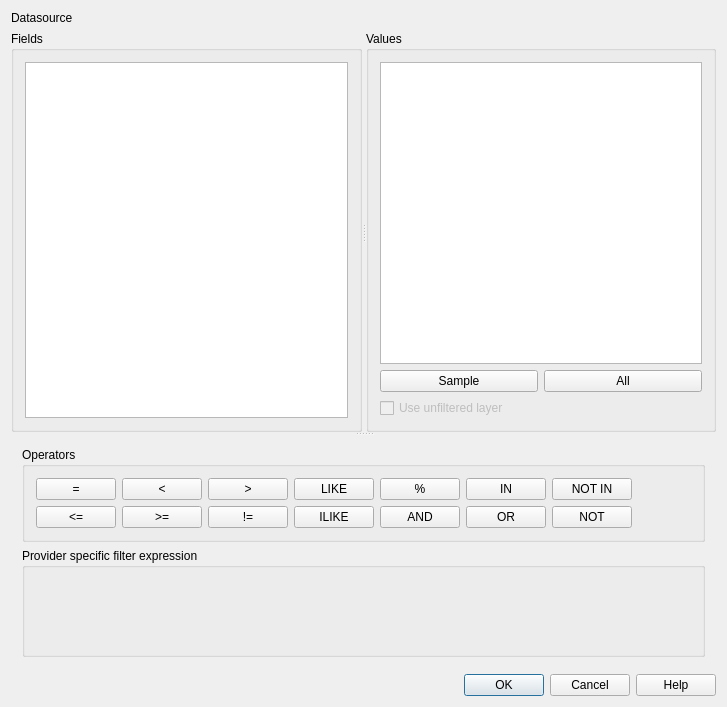
The window that src/ui/qgsquerybuilderbase.ui (carsmie/QGIS) describes before a commit, drawn with Qt 5.
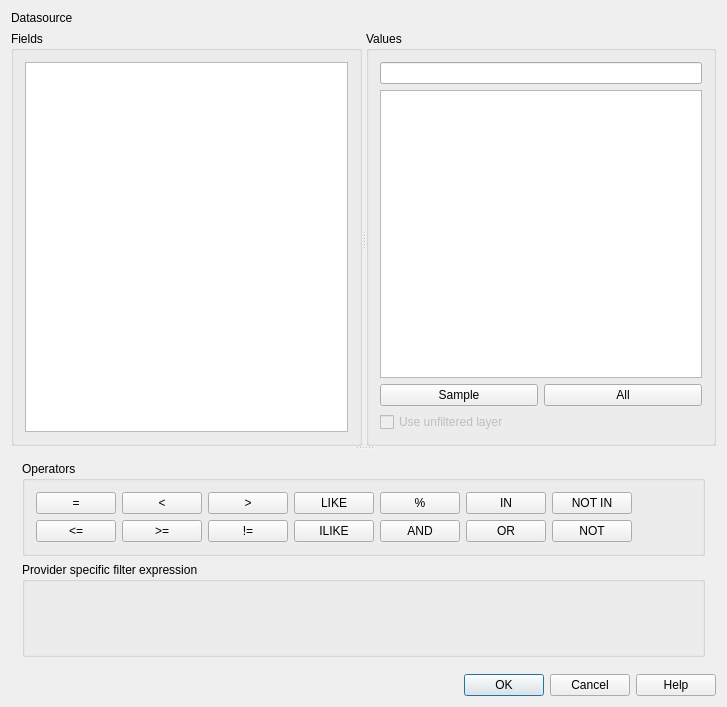
The same window after the commit. Icons and pictures are not drawn. Custom widgets are drawn as their Qt base class.

Commit message: [FEATURE][needs-docs] add filter line edit to query builder

What changed in the file:
```diff
--- a/src/ui/qgsquerybuilderbase.ui
+++ b/src/ui/qgsquerybuilderbase.ui
@@ -86,7 +86,52 @@
         <property name="margin">
          <number>11</number>
         </property>
-        <item row="0" column="0" colspan="2">
+        <property name="topMargin">
+         <number>11</number>
+        </property>
+        <property name="rightMargin">
+         <number>11</number>
+        </property>
+        <property name="bottomMargin">
+         <number>11</number>
+        </property>
+        <item row="3" column="0" colspan="2">
+         <widget class="QCheckBox" name="mUseUnfilteredLayer">
+          <property name="enabled">
+           <bool>false</bool>
+          </property>
+          <property name="text">
+           <string>Use unfiltered layer</string>
+          </property>
+         </widget>
+        </item>
+        <item row="2" column="1">
+         <widget class="QPushButton" name="btnGetAllValues">
+          <property name="toolTip">
+           <string>&lt;html&gt;&lt;head&gt;&lt;meta name=&quot;qrichtext&quot; content=&quot;1&quot; /&gt;&lt;style type=&quot;text/css&quot;&gt;
+p, li { white-space: pre-wrap; }
+&lt;/style&gt;&lt;/head&gt;&lt;body style=&quot; font-family:'Sans Serif'; font-size:9pt; font-weight:400; font-style:normal;&quot;&gt;
+&lt;p style=&quot; margin-top:0px; margin-bottom:0px; margin-left:0px; margin-right:0px; -qt-block-indent:0; text-indent:0px;&quot;&gt;Retrieve &lt;span style=&quot; font-weight:600;&quot;&gt;all&lt;/span&gt; the record in the vector file (&lt;span style=&quot; font-style:italic;&quot;&gt;if the table is big, the operation can consume some time&lt;/span&gt;)&lt;/p&gt;&lt;/body&gt;&lt;/html&gt;</string>
+          </property>
+          <property name="text">
+           <string>All</string>
+          </property>
+         </widget>
+        </item>
+        <item row="2" column="0">
+         <widget class="QPushButton" name="btnSampleValues">
+          <property name="toolTip">
+           <string>&lt;html&gt;&lt;head&gt;&lt;meta name=&quot;qrichtext&quot; content=&quot;1&quot; /&gt;&lt;style type=&quot;text/css&quot;&gt;
+p, li { white-space: pre-wrap; }
+&lt;/style&gt;&lt;/head&gt;&lt;body style=&quot; font-family:'Sans Serif'; font-size:9pt; font-weight:400; font-style:normal;&quot;&gt;
+&lt;p style=&quot; margin-top:0px; margin-bottom:0px; margin-left:0px; margin-right:0px; -qt-block-indent:0; text-indent:0px;&quot;&gt;Take a &lt;span style=&quot; font-weight:600;&quot;&gt;sample&lt;/span&gt; of records in the vector file&lt;/p&gt;&lt;/body&gt;&lt;/html&gt;</string>
+          </property>
+          <property name="text">
+           <string>Sample</string>
+          </property>
+         </widget>
+        </item>
+        <item row="1" column="0" colspan="2">
          <widget class="QListView" name="lstValues">
           <property name="whatsThis">
            <string>&lt;html&gt;&lt;head&gt;&lt;meta name=&quot;qrichtext&quot; content=&quot;1&quot; /&gt;&lt;style type=&quot;text/css&quot;&gt;
@@ -105,41 +150,8 @@
           </property>
          </widget>
         </item>
-        <item row="1" column="0">
-         <widget class="QPushButton" name="btnSampleValues">
-          <property name="toolTip">
-           <string>&lt;html&gt;&lt;head&gt;&lt;meta name=&quot;qrichtext&quot; content=&quot;1&quot; /&gt;&lt;style type=&quot;text/css&quot;&gt;
-p, li { white-space: pre-wrap; }
-&lt;/style&gt;&lt;/head&gt;&lt;body style=&quot; font-family:'Sans Serif'; font-size:9pt; font-weight:400; font-style:normal;&quot;&gt;
-&lt;p style=&quot; margin-top:0px; margin-bottom:0px; margin-left:0px; margin-right:0px; -qt-block-indent:0; text-indent:0px;&quot;&gt;Take a &lt;span style=&quot; font-weight:600;&quot;&gt;sample&lt;/span&gt; of records in the vector file&lt;/p&gt;&lt;/body&gt;&lt;/html&gt;</string>
-          </property>
-          <property name="text">
-           <string>Sample</string>
-          </property>
-         </widget>
-        </item>
-        <item row="1" column="1">
-         <widget class="QPushButton" name="btnGetAllValues">
-          <property name="toolTip">
-           <string>&lt;html&gt;&lt;head&gt;&lt;meta name=&quot;qrichtext&quot; content=&quot;1&quot; /&gt;&lt;style type=&quot;text/css&quot;&gt;
-p, li { white-space: pre-wrap; }
-&lt;/style&gt;&lt;/head&gt;&lt;body style=&quot; font-family:'Sans Serif'; font-size:9pt; font-weight:400; font-style:normal;&quot;&gt;
-&lt;p style=&quot; margin-top:0px; margin-bottom:0px; margin-left:0px; margin-right:0px; -qt-block-indent:0; text-indent:0px;&quot;&gt;Retrieve &lt;span style=&quot; font-weight:600;&quot;&gt;all&lt;/span&gt; the record in the vector file (&lt;span style=&quot; font-style:italic;&quot;&gt;if the table is big, the operation can consume some time&lt;/span&gt;)&lt;/p&gt;&lt;/body&gt;&lt;/html&gt;</string>
-          </property>
-          <property name="text">
-           <string>All</string>
-          </property>
-         </widget>
-        </item>
-        <item row="2" column="0" colspan="2">
-         <widget class="QCheckBox" name="mUseUnfilteredLayer">
-          <property name="enabled">
-           <bool>false</bool>
-          </property>
-          <property name="text">
-           <string>Use unfiltered layer</string>
-          </property>
-         </widget>
+        <item row="0" column="0" colspan="2">
+         <widget class="QgsFilterLineEdit" name="mFilterLineEdit"/>
         </item>
        </layout>
       </widget>
@@ -308,6 +320,11 @@
  </widget>
  <layoutdefault spacing="6" margin="11"/>
  <customwidgets>
+  <customwidget>
+   <class>QgsFilterLineEdit</class>
+   <extends>QLineEdit</extends>
+   <header>qgsfilterlineedit.h</header>
+  </customwidget>
   <customwidget>
    <class>QgsCollapsibleGroupBox</class>
    <extends>QGroupBox</extends>
```
Left out of the diff: 38 changed lines with no effect on the pictures. The commit also changes 2 other files.
